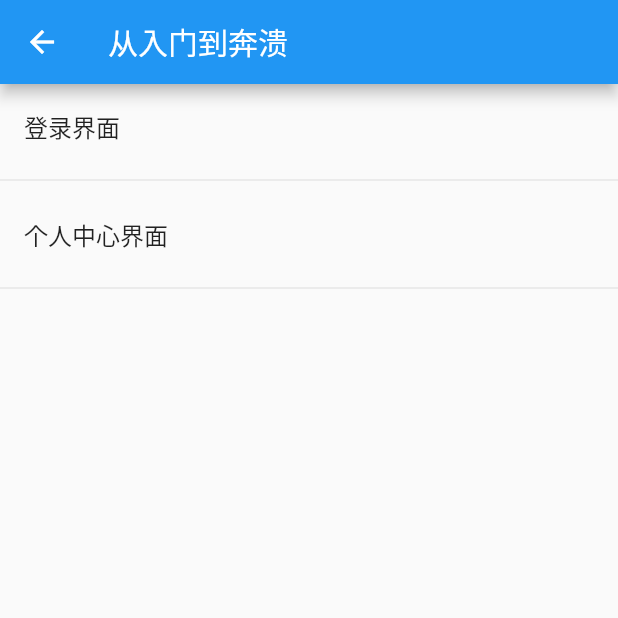
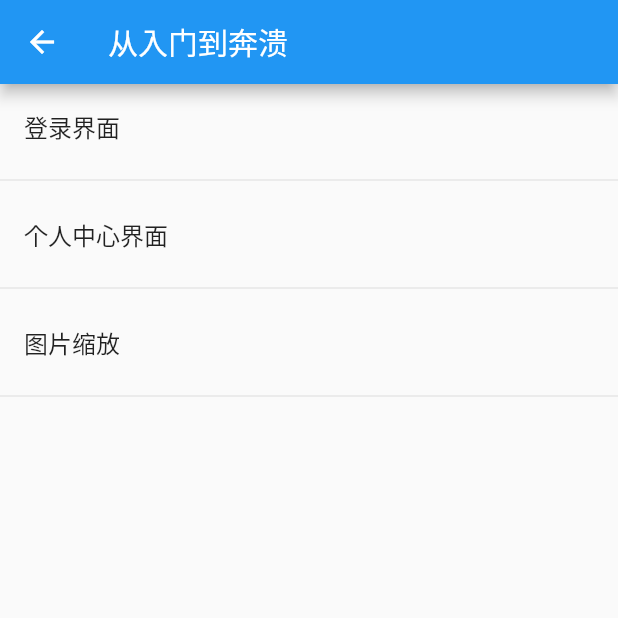
Before and after one commit to longzekai/jsp_flutter, a Flutter app: the GiveUpDemo screen opened directly, on a phone screen of 412 x 824 dp, the top half of it. Run offline on Flutter 3.47's test engine with Material 2 defaults, Android fonts, the phone set to English and light mode, and no system bars; missing offline and left inert: flutter_drag_scale.

Commit message:
增加图片缩放示例。

```diff
--- a/lib/giveup/give_up_demo.dart
+++ b/lib/giveup/give_up_demo.dart
@@ -2,11 +2,17 @@ import 'package:flutter/material.dart';
 import 'package:jsp_flutter/flutter_list_demo.dart';
 import 'package:jsp_flutter/giveup/login_page.dart';
 import 'package:jsp_flutter/giveup/member_center.dart';
+import 'package:jsp_flutter/giveup/scale_imge.dart';
 
 class GiveUpDemo extends StatelessWidget {
   final List<ListDemoBean> giveUpList = [
     ListDemoBean('登录界面', LoginPage()),
     ListDemoBean('个人中心界面', MemberCenter()),
+    ListDemoBean(
+        '图片缩放',
+        ScaleImageDemo(
+          title: '图片缩放',
+        )),
   ];
 
   final String title;
--- a/pubspec.yaml
+++ b/pubspec.yaml
@@ -19,6 +19,8 @@ dependencies:
   # The following adds the Cupertino Icons font to your application.
   # Use with the CupertinoIcons class for iOS style icons.
   cupertino_icons: ^0.1.2
+  flutter_drag_scale:
+    git: https://github.com/LiuC520/flutter_drag_scale.git
 
 dev_dependencies:
   flutter_test:
@@ -44,6 +46,7 @@ flutter:
     - images/test.jpg
     - images/oschina.png
     - images/ic_avatar_default.png
+    - images/arron.jpg
 
   # An image asset can refer to one or more resolution-specific "variants", see
   # https://flutter.io/assets-and-images/#resolution-aware.
```
Also changed, not shown: lib/giveup/scale_imge.dart (added, +23 -0 lines), images/arron.jpg (added).
